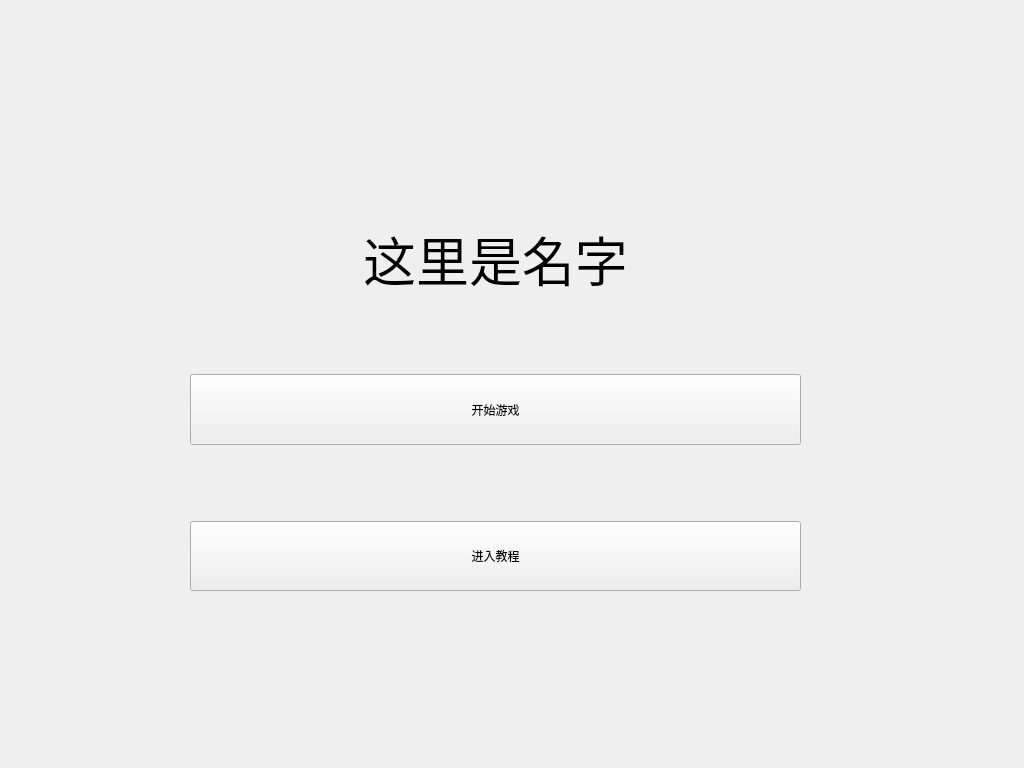
Before: the Qt Designer form startscreen.ui in adfwer233/AStrangeGame, drawn with Qt 5.
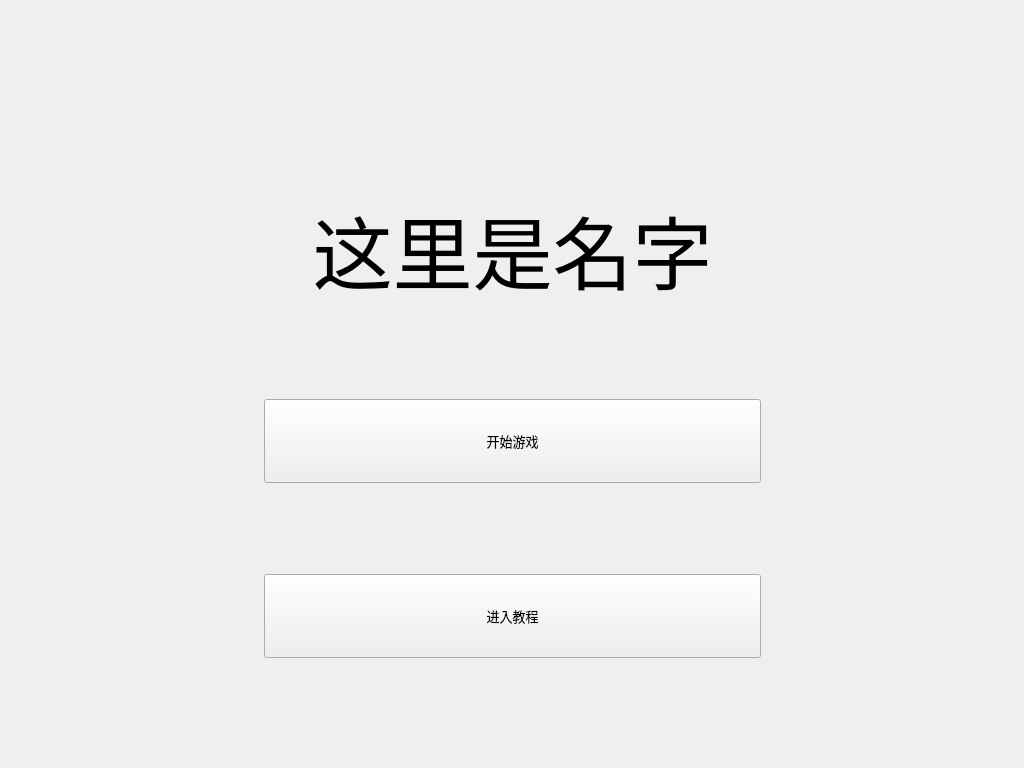
After: the same form once the commit is applied.

Commit message: update font and tiny ui change

```diff
--- a/startscreen.ui
+++ b/startscreen.ui
@@ -19,17 +19,52 @@
   <property name="windowTitle">
    <string>Form</string>
   </property>
-  <widget class="QWidget" name="">
-   <property name="geometry">
-    <rect>
-     <x>190</x>
-     <y>220</y>
-     <width>611</width>
-     <height>371</height>
-    </rect>
-   </property>
    <layout class="QGridLayout" name="gridLayout">
+   <item row="6" column="1">
+    <widget class="QPushButton" name="TextButton">
+     <property name="sizePolicy">
+      <sizepolicy hsizetype="Expanding" vsizetype="Expanding">
+       <horstretch>0</horstretch>
+       <verstretch>0</verstretch>
+      </sizepolicy>
+     </property>
+     <property name="font">
+      <font>
+       <pointsize>10</pointsize>
+      </font>
+     </property>
+     <property name="text">
+      <string>进入教程</string>
+     </property>
+    </widget>
+   </item>
     <item row="2" column="0">
+    <spacer name="horizontalSpacer">
+     <property name="orientation">
+      <enum>Qt::Horizontal</enum>
+     </property>
+     <property name="sizeHint" stdset="0">
+      <size>
+       <width>40</width>
+       <height>20</height>
+      </size>
+     </property>
+    </spacer>
+   </item>
+   <item row="0" column="1">
+    <spacer name="verticalSpacer_3">
+     <property name="orientation">
+      <enum>Qt::Vertical</enum>
+     </property>
+     <property name="sizeHint" stdset="0">
+      <size>
+       <width>497</width>
+       <height>180</height>
+      </size>
+     </property>
+    </spacer>
+   </item>
+   <item row="2" column="1">
      <spacer name="verticalSpacer">
       <property name="orientation">
        <enum>Qt::Vertical</enum>
@@ -37,38 +72,12 @@
       <property name="sizeHint" stdset="0">
        <size>
         <width>20</width>
-        <height>40</height>
+       <height>68</height>
        </size>
       </property>
      </spacer>
     </item>
-    <item row="3" column="0">
-     <widget class="QPushButton" name="StartButton">
-      <property name="sizePolicy">
-       <sizepolicy hsizetype="Expanding" vsizetype="Expanding">
-        <horstretch>0</horstretch>
-        <verstretch>0</verstretch>
-       </sizepolicy>
-      </property>
-      <property name="text">
-       <string>开始游戏</string>
-      </property>
-     </widget>
-    </item>
-    <item row="4" column="0">
-     <spacer name="verticalSpacer_2">
-      <property name="orientation">
-       <enum>Qt::Vertical</enum>
-      </property>
-      <property name="sizeHint" stdset="0">
-       <size>
-        <width>20</width>
-        <height>40</height>
-       </size>
-      </property>
-     </spacer>
-    </item>
-    <item row="0" column="0">
+   <item row="1" column="1">
      <widget class="QLabel" name="label">
       <property name="sizePolicy">
        <sizepolicy hsizetype="Expanding" vsizetype="Expanding">
@@ -79,7 +88,7 @@
       <property name="font">
        <font>
         <family>华光淡古印_CNKI</family>
-        <pointsize>40</pointsize>
+       <pointsize>60</pointsize>
        </font>
       </property>
       <property name="text">
@@ -90,21 +99,64 @@
       </property>
      </widget>
     </item>
-    <item row="5" column="0">
-     <widget class="QPushButton" name="TextButton">
+   <item row="4" column="1">
+    <widget class="QPushButton" name="StartButton">
       <property name="sizePolicy">
        <sizepolicy hsizetype="Expanding" vsizetype="Expanding">
         <horstretch>0</horstretch>
         <verstretch>0</verstretch>
        </sizepolicy>
       </property>
+     <property name="font">
+      <font>
+       <pointsize>10</pointsize>
+      </font>
+     </property>
       <property name="text">
-       <string>进入教程</string>
+      <string>开始游戏</string>
       </property>
      </widget>
     </item>
-   </layout>
-  </widget>
+   <item row="2" column="2">
+    <spacer name="horizontalSpacer_2">
+     <property name="orientation">
+      <enum>Qt::Horizontal</enum>
+     </property>
+     <property name="sizeHint" stdset="0">
+      <size>
+       <width>40</width>
+       <height>20</height>
+      </size>
+     </property>
+    </spacer>
+   </item>
+   <item row="7" column="1">
+    <spacer name="verticalSpacer_4">
+     <property name="orientation">
+      <enum>Qt::Vertical</enum>
+     </property>
+     <property name="sizeHint" stdset="0">
+      <size>
+       <width>20</width>
+       <height>99</height>
+      </size>
+     </property>
+    </spacer>
+   </item>
+   <item row="5" column="1">
+    <spacer name="verticalSpacer_2">
+     <property name="orientation">
+      <enum>Qt::Vertical</enum>
+     </property>
+     <property name="sizeHint" stdset="0">
+      <size>
+       <width>20</width>
+       <height>68</height>
+      </size>
+     </property>
+    </spacer>
+   </item>
+  </layout>
  </widget>
  <resources/>
  <connections/>
```
Lines whose indentation alone changed are shown as unchanged. The commit also changes 10 other files.
